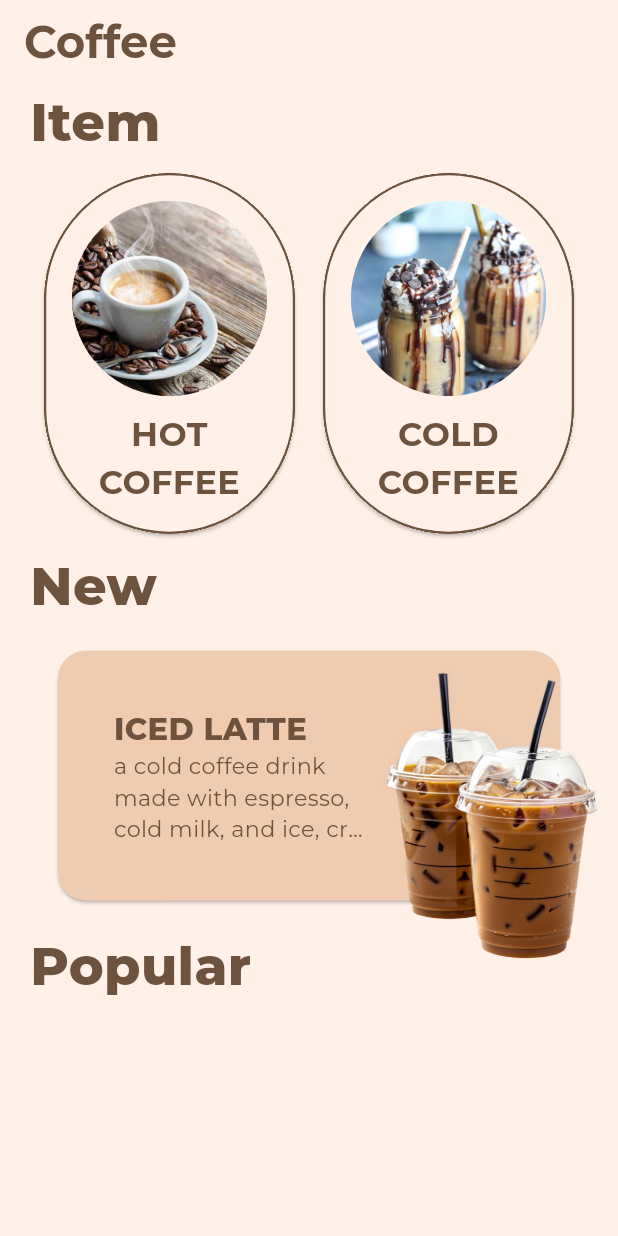
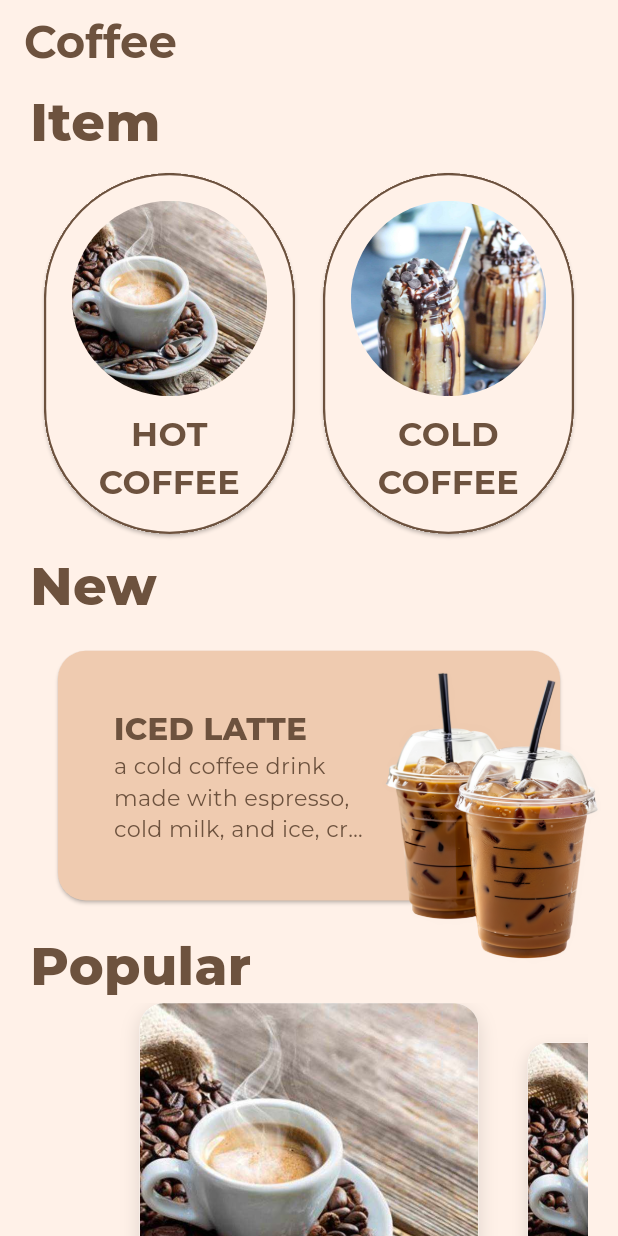
Before and after one commit to kverkholomova/coffee_app, a Flutter app: the screen it shows after launch, on a phone screen of 412 x 824 dp. Run offline on Flutter 3.47's test engine with Material 3 defaults, Android fonts, the phone set to English and light mode, and no system bars; our stand-ins replace google_fonts.

Commit message:
feat: add a carousel of popular cards

```diff
--- a/lib/features/home/home_screen.dart
+++ b/lib/features/home/home_screen.dart
@@ -25,8 +25,9 @@ class _MyHomePageState extends State<MyHomePage> {
         title: Text(widget.title),
       ),
       body: SingleChildScrollView(
+        physics: BouncingScrollPhysics(),
         padding: const EdgeInsets.symmetric(horizontal: 20),
-
+        scrollDirection: Axis.vertical,
         child: Column(
           mainAxisSize: MainAxisSize.min,
           mainAxisAlignment: MainAxisAlignment.start,
@@ -57,6 +58,7 @@ class _MyHomePageState extends State<MyHomePage> {
               link: "assets/iced-coffee.png",
             ),
             TitleText(title: "Popular",),
+            CoffeeCarousel()
           ],
         ),
       ),
--- a/lib/widgets/carousel_widget.dart
+++ b/lib/widgets/carousel_widget.dart
@@ -1 +1,51 @@
 import 'package:flutter/material.dart';
+
+import 'coffee_cards/popular_coffee_card.dart';
+
+class CoffeeCarousel extends StatefulWidget {
+  @override
+  _CoffeeCarouselState createState() => _CoffeeCarouselState();
+}
+
+class _CoffeeCarouselState extends State<CoffeeCarousel> {
+  final PageController _controller = PageController(viewportFraction: 0.65);
+  double _currentPage = 0.0;
+
+  @override
+  void initState() {
+    super.initState();
+    _controller.addListener(() {
+      setState(() {
+        _currentPage = _controller.page!;
+      });
+    });
+  }
+
+  @override
+  Widget build(BuildContext context) {
+    final items = List.generate(5, (index) => 'Cappuccino');
+
+    return SizedBox(
+      height: 350,
+      child: PageView.builder(
+        controller: _controller,
+        itemCount: items.length,
+        itemBuilder: (context, index) {
+          double scale = _currentPage == index ? 1.0 : 0.85;
+
+          return TweenAnimationBuilder(
+            duration: Duration(milliseconds: 150),
+            tween: Tween<double>(begin: scale, end: scale),
+            builder: (context, value, child) {
+              return Transform.scale(
+                scale: value,
+                child: child,
+              );
+            },
+            child: PopularCoffeeCard(),
+          );
+        },
+      ),
+    );
+  }
+}
--- a/lib/widgets/coffee_cards/popular_coffee_card.dart
+++ b/lib/widgets/coffee_cards/popular_coffee_card.dart
@@ -1 +1,66 @@
 import 'package:flutter/material.dart';
+
+
+class PopularCoffeeCard extends StatelessWidget {
+  const PopularCoffeeCard({
+    super.key,
+  });
+
+  @override
+  Widget build(BuildContext context) {
+    return Container(
+      margin: EdgeInsets.symmetric(horizontal: 8),
+      decoration: BoxDecoration(
+        color: Colors.white,
+        borderRadius: BorderRadius.circular(16),
+        boxShadow: [
+          BoxShadow(
+            color: Colors.black12,
+            blurRadius: 10,
+            offset: Offset(0, 5),
+          )
+        ],
+      ),
+      child: Column(
+        children: [
+          AspectRatio(
+            aspectRatio: 1/1,
+            child: ClipRRect(
+              borderRadius: BorderRadius.vertical(top: Radius.circular(16)),
+              child: Image.asset(
+                "assets/hot_coffee.jpg",
+                fit: BoxFit.cover,
+              ),
+            ),
+          ),
+          Expanded(
+            flex: 3,
+            child: Padding(
+              padding: const EdgeInsets.all(10.0),
+              child: Column(
+                crossAxisAlignment: CrossAxisAlignment.start,
+                children: [
+                  Text("Cappuccino",
+                      style:
+                      TextStyle(fontWeight: FontWeight.bold, fontSize: 16)),
+                  SizedBox(height: 5),
+                  Row(
+                    children: [
+                      Icon(Icons.star, size: 16, color: Colors.brown),
+                      Icon(Icons.star, size: 16, color: Colors.brown),
+                      Icon(Icons.star_half, size: 16, color: Colors.brown),
+                      Spacer(),
+                      Text("850/-",
+                          style: TextStyle(
+                              fontWeight: FontWeight.bold, fontSize: 15)),
+                    ],
+                  ),
+                ],
+              ),
+            ),
+          ),
+        ],
+      ),
+    );
+  }
+}
```
